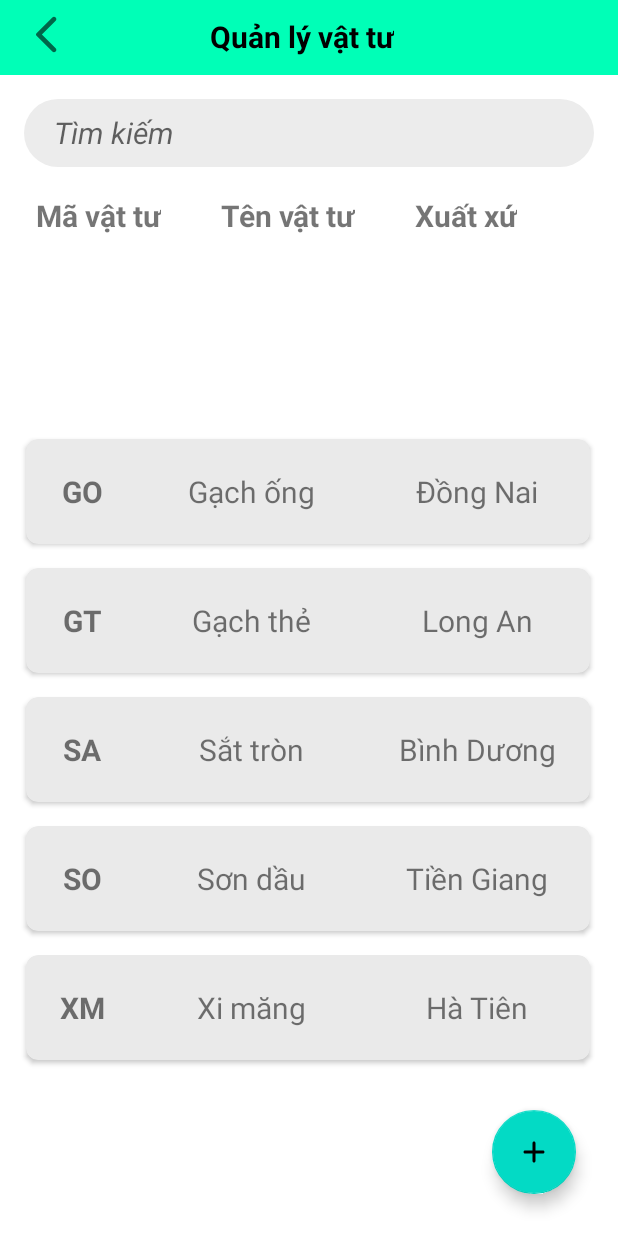
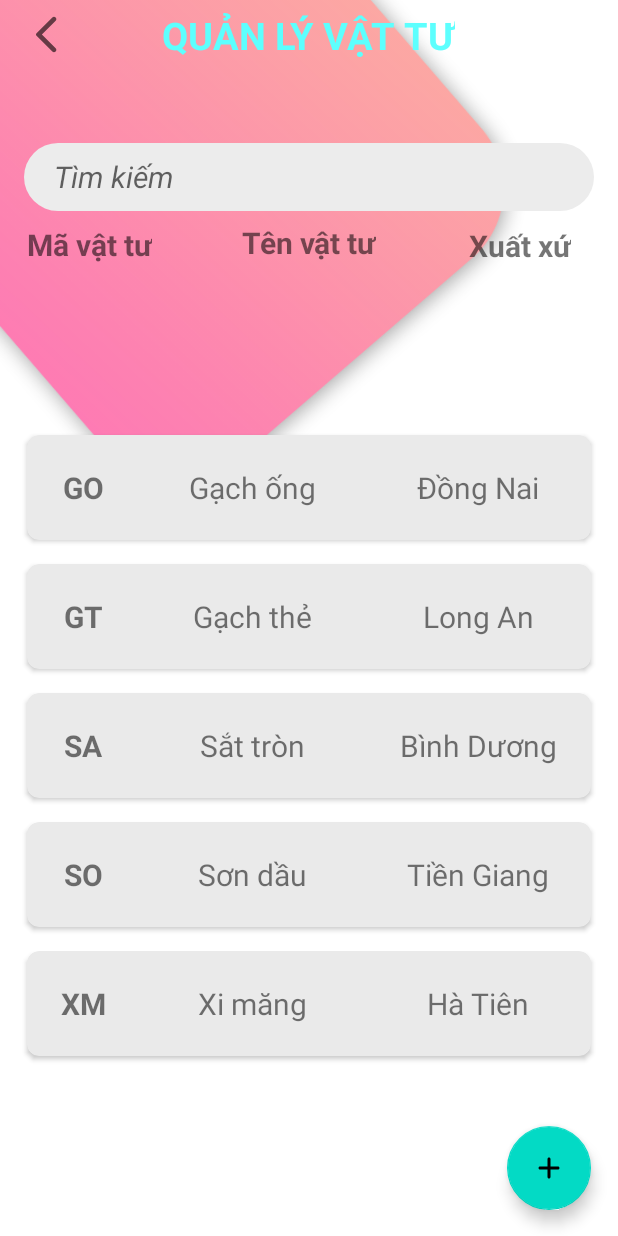
Before and after one commit to lvsang1504/App-Quan-Ly-Nhap-Kho, an Android app: the VatTuActivity screen opened directly, with no data from a screen before it, on a phone screen of 412 x 824 dp. Run offline under Robolectric (Android 15) with nearby library versions, the phone set to English and light mode, and no system bars.

Commit message:
hong be oi

```diff
--- a/app/src/main/res/layout/activity_login.xml
+++ b/app/src/main/res/layout/activity_login.xml
@@ -10,6 +10,8 @@
     android:padding="24dp"
     android:scrollbars="none"
     tools:context=".LoginActivity">
+
+
 
     <LinearLayout
         android:layout_width="match_parent"
--- a/app/src/main/res/layout/activity_vat_tu.xml
+++ b/app/src/main/res/layout/activity_vat_tu.xml
@@ -1,5 +1,5 @@
 <?xml version="1.0" encoding="utf-8"?>
-<androidx.constraintlayout.widget.ConstraintLayout xmlns:android="http://schemas.android.com/apk/res/android"
+<RelativeLayout xmlns:android="http://schemas.android.com/apk/res/android"
     xmlns:app="http://schemas.android.com/apk/res-auto"
     xmlns:tools="http://schemas.android.com/tools"
     android:layout_width="match_parent"
@@ -7,14 +7,12 @@
     tools:context=".VatTuActivity">
 
 
-    <View
+    <ImageView
         android:id="@+id/view"
         android:layout_width="match_parent"
-        android:layout_height="50dp"
-        android:background="@color/main_color"
-        app:layout_constraintEnd_toEndOf="parent"
-        app:layout_constraintStart_toStartOf="parent"
-        app:layout_constraintTop_toTopOf="parent" />
+        android:layout_height="match_parent"
+        android:scaleType="centerCrop"
+        android:src="@drawable/dashbord_bacground" />
 
     <ImageView
         android:id="@+id/btnBack"
@@ -27,25 +25,27 @@
         app:layout_constraintStart_toStartOf="parent"
         app:layout_constraintTop_toTopOf="parent" />
 
+
     <TextView
         android:id="@+id/textView"
         android:layout_width="wrap_content"
         android:layout_height="wrap_content"
-        android:layout_marginStart="24dp"
-        android:layout_marginTop="92dp"
+        android:layout_alignParentStart="true"
+        android:layout_alignParentTop="true"
+        android:layout_marginStart="18dp"
+        android:layout_marginTop="149dp"
         android:text="Mã vật tư"
         android:textSize="20dp"
-        android:textStyle="bold"
-        app:layout_constraintStart_toStartOf="parent"
-        app:layout_constraintTop_toBottomOf="@+id/textView6" />
-
-
+        android:textStyle="bold" />
 
     <androidx.recyclerview.widget.RecyclerView
         android:id="@+id/recyclerViewVatTu"
         android:layout_width="392dp"
         android:layout_height="536dp"
+        android:layout_alignParentBottom="true"
+        android:layout_centerHorizontal="true"
         android:layout_marginTop="32dp"
+        android:layout_marginBottom="6dp"
         app:layout_constraintBottom_toBottomOf="parent"
         app:layout_constraintEnd_toEndOf="parent"
         app:layout_constraintHorizontal_bias="0.473"
@@ -57,34 +57,37 @@
         android:id="@+id/textView4"
         android:layout_width="wrap_content"
         android:layout_height="wrap_content"
+        android:layout_alignParentTop="true"
+        android:layout_centerHorizontal="true"
         android:layout_marginStart="40dp"
+        android:layout_marginTop="148dp"
         android:text="Tên vật tư"
         android:textSize="20dp"
         android:textStyle="bold"
         app:layout_constraintBottom_toBottomOf="@+id/textView"
         app:layout_constraintStart_toEndOf="@+id/textView"
-        app:layout_constraintTop_toTopOf="@+id/textView"
-        app:layout_constraintVertical_bias="0.0" />
+        app:layout_constraintTop_toTopOf="@+id/textView" />
 
     <TextView
         android:id="@+id/textView5"
         android:layout_width="wrap_content"
         android:layout_height="wrap_content"
-        android:layout_marginStart="40dp"
+        android:layout_alignParentTop="true"
+        android:layout_alignParentEnd="true"
+        android:layout_marginTop="150dp"
+        android:layout_marginEnd="31dp"
         android:text="Xuất xứ"
         android:textSize="20dp"
-        android:textStyle="bold"
-        app:layout_constraintBottom_toBottomOf="@+id/textView4"
-        app:layout_constraintStart_toEndOf="@+id/textView4"
-        app:layout_constraintTop_toTopOf="@+id/textView4"
-        app:layout_constraintVertical_bias="0.0" />
+        android:textStyle="bold" />
 
     <com.google.android.material.floatingactionbutton.FloatingActionButton
         android:id="@+id/floatingActionButtonVatTu"
         android:layout_width="wrap_content"
         android:layout_height="wrap_content"
-        android:layout_marginEnd="28dp"
-        android:layout_marginBottom="28dp"
+        android:layout_alignParentEnd="true"
+        android:layout_alignParentBottom="true"
+        android:layout_marginEnd="18dp"
+        android:layout_marginBottom="17dp"
         android:clickable="true"
         app:layout_constraintBottom_toBottomOf="parent"
         app:layout_constraintEnd_toEndOf="parent"
@@ -94,10 +97,14 @@
         android:id="@+id/textView6"
         android:layout_width="wrap_content"
         android:layout_height="wrap_content"
+        android:layout_alignParentTop="true"
+        android:layout_centerHorizontal="true"
         android:layout_marginStart="140dp"
+        android:layout_marginTop="6dp"
         android:text="Quản lý vật tư"
-        android:textColor="@color/black"
-        android:textSize="20sp"
+        android:textAllCaps="true"
+        android:textColor="@color/teal_700"
+        android:textSize="25sp"
         android:textStyle="bold"
         app:layout_constraintBottom_toBottomOf="@+id/btnBack"
         app:layout_constraintStart_toStartOf="parent"
@@ -108,17 +115,19 @@
         android:id="@+id/editTextSearchVatTu"
         android:layout_width="match_parent"
         android:layout_height="45dp"
-        android:layout_marginTop="16dp"
+        android:layout_below="@id/textView"
+        android:layout_centerHorizontal="true"
+        android:layout_marginStart="16dp"
+        android:layout_marginTop="-81dp"
+        android:layout_marginEnd="16dp"
+        android:layout_marginBottom="16dp"
         android:background="@drawable/search_back"
         android:drawablePadding="10dp"
-        android:layout_margin="16dp"
         android:ems="10"
         android:hint="Tìm kiếm"
         android:inputType="textPersonName"
         android:paddingStart="20dp"
         android:textSize="20dp"
-        android:textStyle="italic"
-        app:layout_constraintStart_toStartOf="parent"
-        app:layout_constraintTop_toBottomOf="@+id/view" />
+        android:textStyle="italic" />
 
-</androidx.constraintlayout.widget.ConstraintLayout>
+</RelativeLayout>
```
